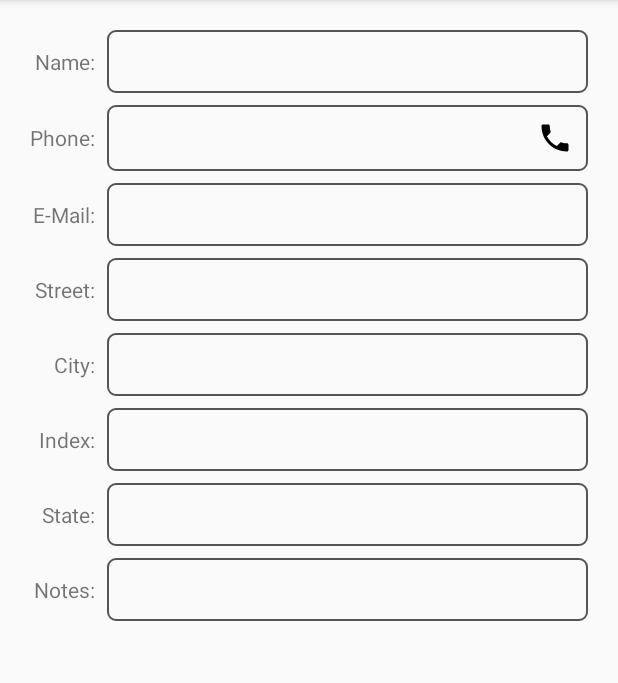
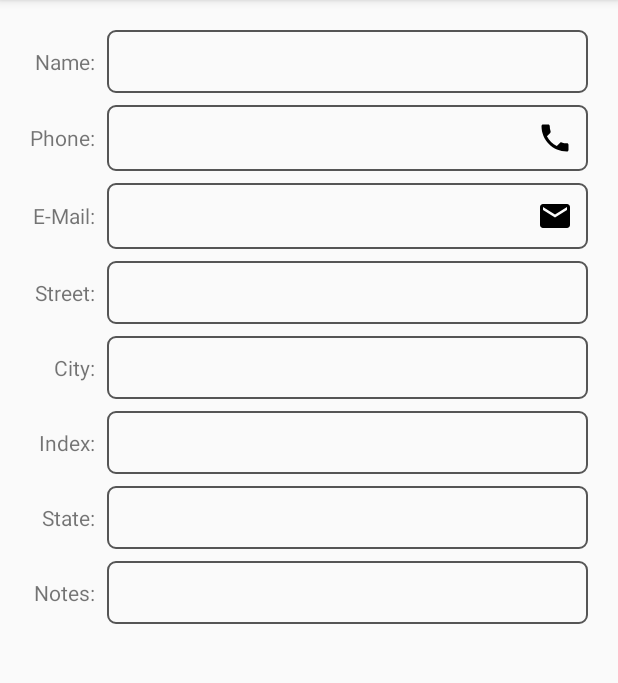
Before and after one commit to omelchenkoaleks/ImportantContacts, an Android app: the fragment DetailFragment placed in its activity, on a phone screen of 412 x 824 dp, the part 84-767 px from its top. Run offline under Robolectric (Android 15) with nearby library versions, the phone set to English and light mode, and no system bars.

Commit message:
Добавил возможность отсылать сообщение на почту!

```diff
--- /dev/null
+++ b/app/src/main/res/drawable/ic_email.xml
@@ -0,0 +1,9 @@
+<vector xmlns:android="http://schemas.android.com/apk/res/android"
+        android:width="24dp"
+        android:height="24dp"
+        android:viewportWidth="24.0"
+        android:viewportHeight="24.0">
+    <path
+        android:fillColor="#FF000000"
+        android:pathData="M20,4L4,4c-1.1,0 -1.99,0.9 -1.99,2L2,18c0,1.1 0.9,2 2,2h16c1.1,0 2,-0.9 2,-2L22,6c0,-1.1 -0.9,-2 -2,-2zM20,8l-8,5 -8,-5L4,6l8,5 8,-5v2z"/>
+</vector>
--- a/app/src/main/res/layout/fragment_detail.xml
+++ b/app/src/main/res/layout/fragment_detail.xml
@@ -67,8 +67,11 @@
             style="@style/ContactTextView"
             android:layout_width="wrap_content"
             android:layout_height="wrap_content"
+            android:drawableRight="@drawable/ic_email"
             android:layout_row="2"
-            android:layout_column="1" />
+            android:layout_column="1"
+            android:clickable="true"
+            android:onClick="sendEmail" />
 
 
 
```
Also changed, not shown: app/src/main/java/com/omelchenkoaleks/importantcontacts/DetailFragment.java (+21 -0 lines), app/src/main/java/com/omelchenkoaleks/importantcontacts/ItemDivider.java (+5 -5 lines).
